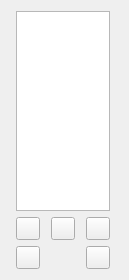
This is src/imagelistwidget.ui in tibob/yasw as Qt 5 draws it before an edit. The edited form follows.
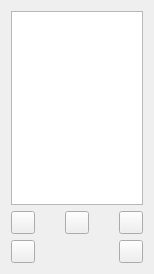
This is the edited form. Icons and pictures are not drawn.

Diff of the .ui file:
```diff
--- a/src/imagelistwidget.ui
+++ b/src/imagelistwidget.ui
@@ -6,8 +6,8 @@
    <rect>
     <x>0</x>
     <y>0</y>
-    <width>129</width>
-    <height>280</height>
+    <width>154</width>
+    <height>274</height>
    </rect>
   </property>
   <property name="windowTitle">
@@ -16,15 +16,17 @@
   <property name="locale">
    <locale language="English" country="UnitedKingdom"/>
   </property>
-  <layout class="QGridLayout" name="gridLayout">
-   <item row="0" column="0" colspan="3">
+  <layout class="QVBoxLayout" name="verticalLayout">
+   <item>
     <widget class="QListWidget" name="images">
      <property name="viewMode">
       <enum>QListView::ListMode</enum>
      </property>
     </widget>
    </item>
-   <item row="1" column="0">
+   <item>
+    <layout class="QGridLayout" name="gridLayout">
+     <item row="0" column="0">
     <widget class="QToolButton" name="add">
      <property name="text">
       <string/>
@@ -35,7 +37,20 @@
      </property>
     </widget>
    </item>
-   <item row="1" column="1">
+     <item row="0" column="1">
+      <spacer name="horizontalSpacer">
+       <property name="orientation">
+        <enum>Qt::Horizontal</enum>
+       </property>
+       <property name="sizeHint" stdset="0">
+        <size>
+         <width>40</width>
+         <height>20</height>
+        </size>
+       </property>
+      </spacer>
+     </item>
+     <item row="0" column="2">
     <widget class="QToolButton" name="remove">
      <property name="text">
       <string/>
@@ -46,7 +61,20 @@
      </property>
     </widget>
    </item>
-   <item row="1" column="2">
+     <item row="0" column="3">
+      <spacer name="horizontalSpacer_2">
+       <property name="orientation">
+        <enum>Qt::Horizontal</enum>
+       </property>
+       <property name="sizeHint" stdset="0">
+        <size>
+         <width>40</width>
+         <height>20</height>
+        </size>
+       </property>
+      </spacer>
+     </item>
+     <item row="0" column="4">
     <widget class="QToolButton" name="up">
      <property name="text">
       <string/>
@@ -57,7 +85,7 @@
      </property>
     </widget>
    </item>
-   <item row="2" column="0">
+     <item row="1" column="0">
     <widget class="QToolButton" name="addEmpty">
      <property name="text">
       <string/>
@@ -68,7 +96,20 @@
      </property>
     </widget>
    </item>
-   <item row="2" column="2">
+     <item row="1" column="1" colspan="3">
+      <spacer name="horizontalSpacer_3">
+       <property name="orientation">
+        <enum>Qt::Horizontal</enum>
+       </property>
+       <property name="sizeHint" stdset="0">
+        <size>
+         <width>128</width>
+         <height>20</height>
+        </size>
+       </property>
+      </spacer>
+     </item>
+     <item row="1" column="4">
     <widget class="QToolButton" name="down">
      <property name="text">
       <string/>
@@ -78,6 +119,8 @@
        <normaloff>:/icons/tango-icon-theme/go-down.svg</normaloff>:/icons/tango-icon-theme/go-down.svg</iconset>
      </property>
     </widget>
+     </item>
+    </layout>
    </item>
   </layout>
  </widget>
```
Lines whose indentation alone changed are shown as unchanged.
